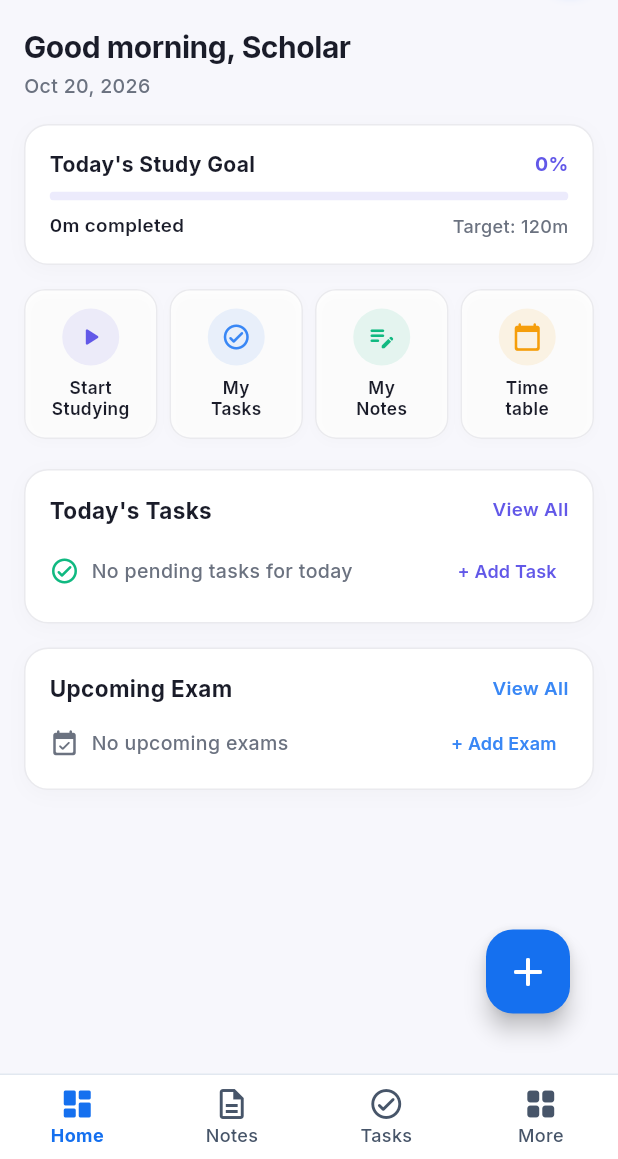
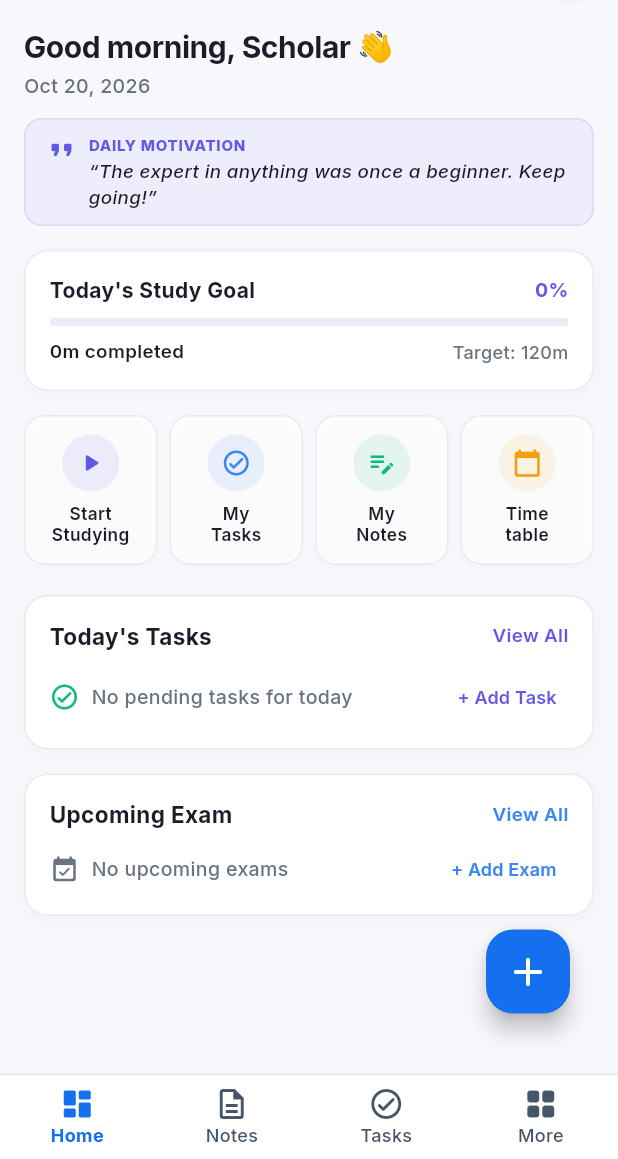
Before and after one commit to amansharma1235/Study_mate, a Flutter app: the HomeScreen screen opened by its route, on a phone screen of 412 x 824 dp, the part 77-1236 px from its top. Run offline on Flutter 3.47's test engine with Material 3 defaults, Android fonts, the phone set to English and light mode, and no system bars; our stand-ins replace audioplayers, cloud_firestore, file_picker, firebase_auth, firebase_core, fl_chart and 15 more; accounts and stored records are empty.

Commit message:
feat(home): add personalized greeting and dynamic daily motivation card

```diff
--- a/lib/features/home/home_controller.dart
+++ b/lib/features/home/home_controller.dart
@@ -114,11 +114,13 @@ final homeDashboardProvider = FutureProvider<HomeDashboardData>((ref) async {
 
   // Dynamic motivational quotes
   final quotes = [
+    'Your future is created by what you do today, not tomorrow.',
     'Success is the sum of small efforts repeated day in and day out.',
-    'Focus on being productive instead of busy.',
+    'Push yourself, because no one else is going to do it for you.',
     'Discipline is choosing between what you want now and what you want most.',
-    'Small steps every day lead to massive results over time.',
     'Deep focus is your superpower in a world full of distractions.',
+    'Small daily improvements over time lead to stunning results.',
+    'The expert in anything was once a beginner. Keep going!',
   ];
   final quote = quotes[now.day % quotes.length];
 
--- a/lib/features/home/home_screen.dart
+++ b/lib/features/home/home_screen.dart
@@ -64,8 +64,8 @@ class HomeScreen extends ConsumerWidget {
             child: Column(
               crossAxisAlignment: CrossAxisAlignment.start,
               children: [
-                // 1. Compact Header
-                _buildHeader(data, textPrimary, textMuted),
+                // 1. Compact Header & Motivation
+                _buildHeader(data, textPrimary, textMuted, isDark),
                 const SizedBox(height: 16),
 
                 // 2. Today's Study Goal
@@ -196,13 +196,25 @@ class HomeScreen extends ConsumerWidget {
     );
   }
 
-  /// 1. Compact Header: Greeting and current date
-  Widget _buildHeader(HomeDashboardData data, Color textPrimary, Color textMuted) {
+  /// 1. Compact Header: Greeting, date & Daily Motivation
+  Widget _buildHeader(
+    HomeDashboardData data,
+    Color textPrimary,
+    Color textMuted,
+    bool isDark,
+  ) {
     return Column(
       crossAxisAlignment: CrossAxisAlignment.start,
       children: [
+        Row(
+          mainAxisAlignment: MainAxisAlignment.spaceBetween,
+          children: [
+            Expanded(
+              child: Column(
+                crossAxisAlignment: CrossAxisAlignment.start,
+                children: [
                   Text(
-          '${data.greeting}, ${data.userName}',
+                    '${data.greeting}, ${data.userName} 👋',
                     style: GoogleFonts.inter(
                       fontSize: 20,
                       fontWeight: FontWeight.w700,
@@ -221,6 +233,93 @@ class HomeScreen extends ConsumerWidget {
                       color: textMuted,
                     ),
                   ),
+                ],
+              ),
+            ),
+            if (data.studyStreakDays > 0)
+              Container(
+                padding: const EdgeInsets.symmetric(horizontal: 10, vertical: 4),
+                decoration: BoxDecoration(
+                  color: const Color(0xFFF59E0B).withValues(alpha: isDark ? 0.2 : 0.12),
+                  borderRadius: BorderRadius.circular(12),
+                  border: Border.all(
+                    color: const Color(0xFFF59E0B).withValues(alpha: 0.35),
+                  ),
+                ),
+                child: Row(
+                  mainAxisSize: MainAxisSize.min,
+                  children: [
+                    const Icon(
+                      Icons.local_fire_department_rounded,
+                      color: Color(0xFFD97706),
+                      size: 16,
+                    ),
+                    const SizedBox(width: 4),
+                    Text(
+                      '${data.studyStreakDays}d streak',
+                      style: GoogleFonts.inter(
+                        fontWeight: FontWeight.w700,
+                        fontSize: 12,
+                        color: isDark ? const Color(0xFFFCD34D) : const Color(0xFFB45309),
+                      ),
+                    ),
+                  ],
+                ),
+              ),
+          ],
+        ),
+        if (data.motivationalQuote.isNotEmpty) ...[
+          const SizedBox(height: 12),
+          Container(
+            width: double.infinity,
+            padding: const EdgeInsets.symmetric(horizontal: 14, vertical: 10),
+            decoration: BoxDecoration(
+              color: _primaryColor.withValues(alpha: isDark ? 0.12 : 0.06),
+              borderRadius: BorderRadius.circular(12),
+              border: Border.all(
+                color: _primaryColor.withValues(alpha: isDark ? 0.25 : 0.15),
+              ),
+            ),
+            child: Row(
+              crossAxisAlignment: CrossAxisAlignment.start,
+              children: [
+                const Icon(
+                  Icons.format_quote_rounded,
+                  color: _primaryColor,
+                  size: 20,
+                ),
+                const SizedBox(width: 8),
+                Expanded(
+                  child: Column(
+                    crossAxisAlignment: CrossAxisAlignment.start,
+                    children: [
+                      Text(
+                        'DAILY MOTIVATION',
+                        style: GoogleFonts.inter(
+                          fontSize: 10,
+                          fontWeight: FontWeight.w800,
+                          letterSpacing: 0.5,
+                          color: _primaryColor,
+                        ),
+                      ),
+                      const SizedBox(height: 2),
+                      Text(
+                        '“${data.motivationalQuote}”',
+                        style: GoogleFonts.inter(
+                          fontSize: 12.5,
+                          fontStyle: FontStyle.italic,
+                          fontWeight: FontWeight.w500,
+                          height: 1.35,
+                          color: textPrimary,
+                        ),
+                      ),
+                    ],
+                  ),
+                ),
+              ],
+            ),
+          ),
+        ],
       ],
     );
   }
```
Lines whose indentation alone changed are shown as unchanged.
